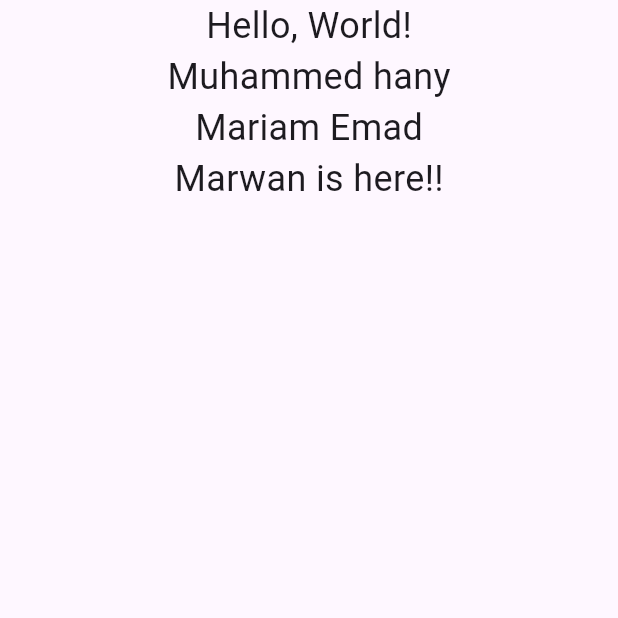
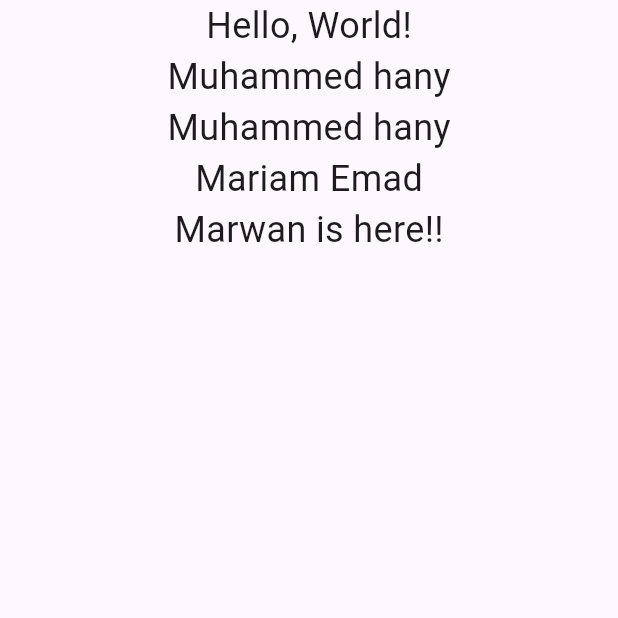
Before and after one commit to marrooov/teaming, a Flutter app: the screen it shows after launch, on a phone screen of 412 x 824 dp, the top half of it. Run offline on Flutter 3.47's test engine with Material 3 defaults, Android fonts, the phone set to English and light mode, and no system bars.

Commit message:
modifying(adding):author add nnnnname

```diff
--- a/lib/screens/home_screen.dart
+++ b/lib/screens/home_screen.dart
@@ -1,4 +1,5 @@
 import 'package:flutter/material.dart';
+
 class HomeScreen extends StatelessWidget {
   const HomeScreen({super.key});
 
@@ -19,16 +20,13 @@
                 child: Text('Muhammed hany', style: TextStyle(fontSize: 24)),
               ),
               Center(
-                child: Text(
-                  'Mariam Emad',
-                  style: TextStyle(fontSize: 24),
-                ),
+                child: Text('Muhammed hany', style: TextStyle(fontSize: 24)),
               ),
               Center(
-                child:Text(
-                  'Marwan is here!!',
-                  style: TextStyle(fontSize: 24),
-                ),
+                child: Text('Mariam Emad', style: TextStyle(fontSize: 24)),
+              ),
+              Center(
+                child: Text('Marwan is here!!', style: TextStyle(fontSize: 24)),
               ),
             ],
           ),
```
